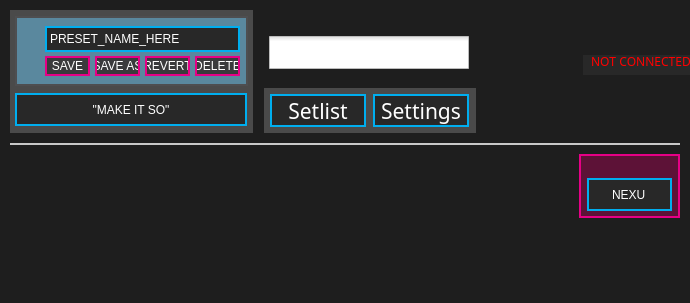
First picture: the form in standalone/advanced/forms/mainwindow.ui, repository Muse-Kinetics/softstep_editor, before the edit.
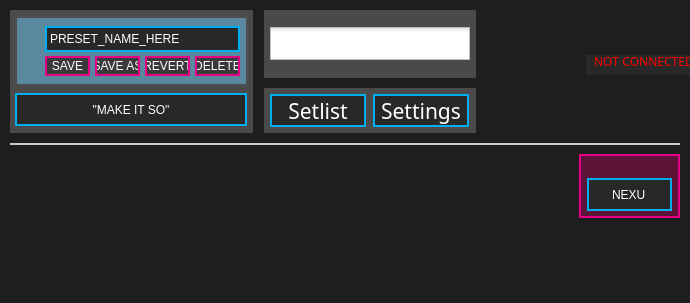
Second picture: the form after the edit. Icons and pictures are not drawn.

Commit message: changed background color on hosted/standalone switch to match other buttons. added tooltips to main window.

The edit to the form file:
```diff
--- a/standalone/advanced/forms/mainwindow.ui
+++ b/standalone/advanced/forms/mainwindow.ui
@@ -26,13 +26,24 @@
 	border: 2px solid rgb(0,174,239);
 	font: 20pt &quot;Droid Sans Mono&quot;;
 	color: white;
+}
+
+/*-------QToolTip-------*/
+QToolTip
+{
+	font: 10px &quot;Futura&quot;;
+	color: rgb(255, 255, 255);
+	background: rgb(40, 40, 40);
+	border: 1px solid rgb(120, 120, 120);
+	padding: 2px;
+	width: 22px;
 }</string>
   </property>
   <widget class="QWidget" name="centralWidget">
    <widget class="QLabel" name="connectedLabel">
     <property name="geometry">
      <rect>
-      <x>583</x>
+      <x>586</x>
       <y>55</y>
       <width>110</width>
       <height>20</height>
@@ -49,12 +60,20 @@
      </font>
     </property>
     <property name="styleSheet">
-     <string notr="true">font: 9pt &quot;Futura&quot;;
-color: red;
-background: rgb(40, 40, 40);
-padding-left: 5px;
-padding-top: 2px;
-padding-bottom: 2px;</string>
+     <string notr="true">QLabel
+{
+	font: 9pt &quot;Futura&quot;;
+	color: red;
+	background: rgb(40, 40, 40);
+	padding-left: 5px;
+	padding-top: 2px;
+	padding-bottom: 2px;
+}
+
+QToolTip
+{
+	color: rgb(0, 0, 0);
+}</string>
     </property>
     <property name="text">
      <string>NOT CONNECTED</string>
@@ -624,17 +643,42 @@
      <string/>
     </property>
    </widget>
-   <widget class="QCheckBox" name="mode">
+   <widget class="QFrame" name="frame_editormode">
     <property name="geometry">
      <rect>
-      <x>269</x>
-      <y>30</y>
-      <width>200</width>
-      <height>45</height>
+      <x>264</x>
+      <y>10</y>
+      <width>212</width>
+      <height>68</height>
      </rect>
     </property>
     <property name="styleSheet">
-     <string notr="true"> /* ---------- QCheckBox ------------*/
+     <string notr="true">QFrame
+{
+	background: rgba(255, 255, 255, 50);
+	border: rgba(255, 255, 255, 50);
+}</string>
+    </property>
+    <property name="frameShape">
+     <enum>QFrame::StyledPanel</enum>
+    </property>
+    <property name="frameShadow">
+     <enum>QFrame::Raised</enum>
+    </property>
+    <widget class="QCheckBox" name="mode">
+     <property name="geometry">
+      <rect>
+       <x>6</x>
+       <y>11</y>
+       <width>200</width>
+       <height>45</height>
+      </rect>
+     </property>
+     <property name="toolTip">
+      <string>Click to change the current editor mode.</string>
+     </property>
+     <property name="styleSheet">
+      <string notr="true"> /* ---------- QCheckBox ------------*/
 QCheckBox
 {
 	background: none;
@@ -695,10 +739,11 @@
 }
 
 </string>
-    </property>
-    <property name="text">
-     <string/>
-    </property>
+     </property>
+     <property name="text">
+      <string/>
+     </property>
+    </widget>
    </widget>
   </widget>
   <widget class="QStatusBar" name="statusBar"/>
```
Left out of the diff: 30 changed lines with no effect on the pictures. The commit also changes 4 other files.
